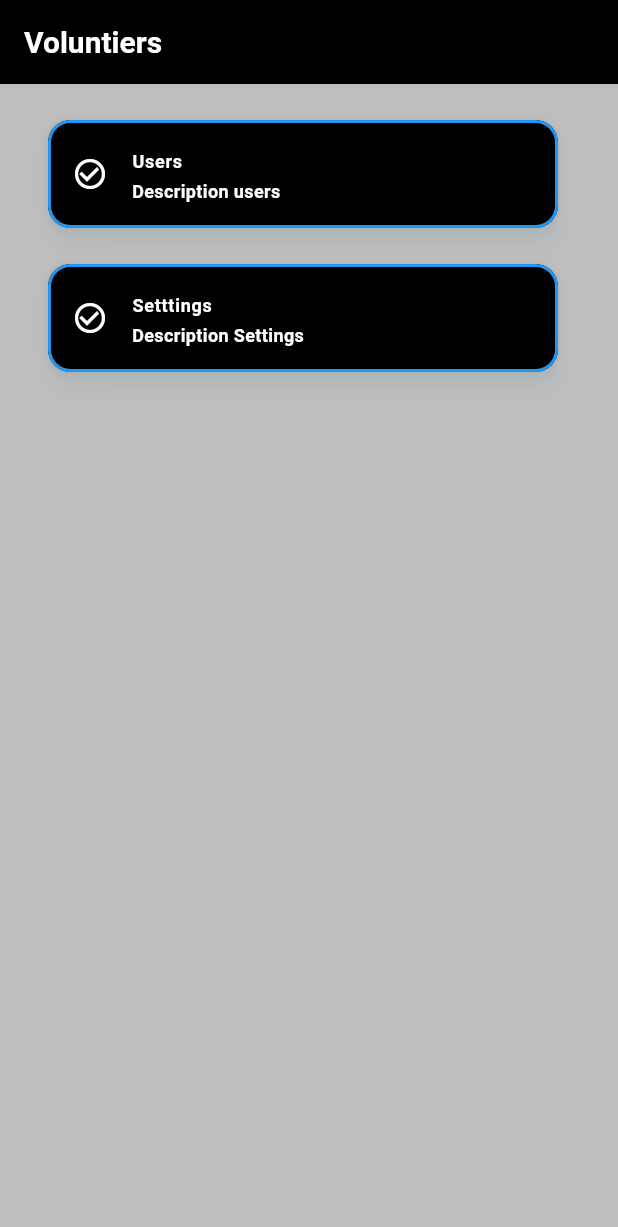
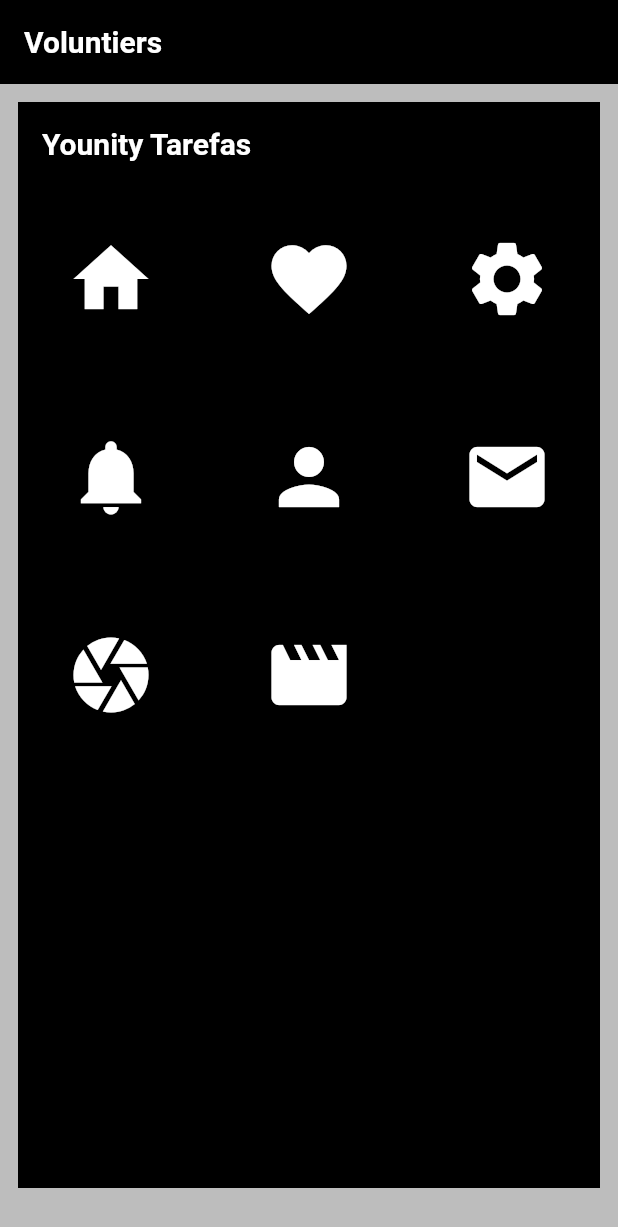
Before and after one commit to FabianoSouzaPereira/voluntiersapp, a Flutter app: the screen it shows after launch, on a phone screen of 412 x 824 dp. Shown: the top 1227 px of the screen. Run offline on Flutter 3.47's test engine with Material 3 defaults, Android fonts, the phone set to English and light mode, and no system bars; our stand-ins replace equatable, flutter_bloc, get_it, go_router, shared_preferences; generated files the repository leaves out were written again.

Commit message:
Fix errors

```diff
--- a/lib/core/router/paths.dart
+++ b/lib/core/router/paths.dart
@@ -1,5 +1,6 @@
 // ignore_for_file: constant_identifier_names
 
+const NotFound = '/notfound';
 const HomePagePath = '/home';
 const UserPagePath = '/users';
 const SettingsPagePath = '/settings';
--- a/lib/core/router/router_config.dart
+++ b/lib/core/router/router_config.dart
@@ -4,6 +4,7 @@ import 'package:voluntiersapp/core/router/paths.dart' as paths;
 import 'package:voluntiersapp/core/router/router_observer.dart';
 import 'package:voluntiersapp/core/router/routes.dart' as routes;
 import 'package:voluntiersapp/ui/home/home_page.dart';
+import 'package:voluntiersapp/ui/notFound/page_notfound.dart';
 import 'package:voluntiersapp/ui/users/users_page.dart';
 import 'package:voluntiersapp/ui/settings/settings_page.dart';
 
@@ -13,7 +14,19 @@ GoRouter router = GoRouter(
   initialLocation: paths.HomePagePath,
   navigatorKey: navigatorKey,
   observers: [GoRouterObserverGlobal()],
-  redirect: (context, goRouterState) {
+  redirect: (context, state) {
+    final requestedPath = state.fullPath;
+
+    final validRoutes = [
+      paths.HomePagePath,
+      paths.UserPagePath,
+      paths.SettingsPagePath,
+    ];
+
+    if (!validRoutes.contains(requestedPath)) {
+      return paths.NotFound;
+    }
+
     return null;
   },
   routes: [
@@ -35,5 +48,10 @@ GoRouter router = GoRouter(
       name: routes.SettingsPageRoute,
       builder: (context, state) => const SettingsPage(title: 'Settings'),
     ),
+    GoRoute(
+      path: paths.NotFound,
+      name: routes.NotFoundPageRoute,
+      builder: (context, state) => const NotFoundPage(),
+    ),
   ],
 );
--- a/lib/core/router/router_observer.dart
+++ b/lib/core/router/router_observer.dart
@@ -4,11 +4,11 @@ class GoRouterObserverGlobal extends NavigatorObserver {
   List<String> routeStack = [];
 
   void _printStack() {
-    debugPrint('--- Navigation Stack ---');
+    // debugPrint('--- Navigation Stack ---');
     for (var i = 0; i < routeStack.length; i++) {
       debugPrint(routeStack[i]);
     }
-    debugPrint('--- /Navigation Stack ---');
+    // debugPrint('--- /Navigation Stack ---');
   }
 
   @override
--- a/lib/core/router/routes.dart
+++ b/lib/core/router/routes.dart
@@ -1,5 +1,6 @@
 // ignore_for_file: constant_identifier_names
 
+const NotFoundPageRoute = 'notfound';
 const HomePageRoute = 'home';
 const UsersPageRoute = 'user';
 const SettingsPageRoute = 'settings';
--- a/lib/ui/home/home_page.dart
+++ b/lib/ui/home/home_page.dart
@@ -1,6 +1,6 @@
 import 'package:flutter/material.dart';
-import 'package:voluntiersapp/ui/widgets/reorderableListWidget.dart';
-import 'package:voluntiersapp/ui/home/widgets/BorderedCardWidget.dart';
+import 'package:voluntiersapp/ui/home/widgets/grid_icon.dart';
+import 'package:voluntiersapp/ui/home/widgets/gride_icons.dart';
 import 'package:flutter_gen/gen_l10n/app_localizations.dart';
 import 'package:voluntiersapp/core/router/paths.dart' as paths;
 
@@ -13,6 +13,17 @@ class HomePage extends StatelessWidget {
   Widget build(BuildContext context) {
     final locale = AppLocalizations.of(context)!;
     var viewPaddingTop = MediaQuery.of(context).viewPadding.top;
+    final List<CustomIcon> icons = [
+      const CustomIcon(iconData: Icons.home, route: paths.HomePagePath),
+      const CustomIcon(iconData: Icons.favorite, route: 'route'),
+      const CustomIcon(iconData: Icons.settings, route: paths.SettingsPagePath),
+      const CustomIcon(iconData: Icons.notifications, route: 'route'),
+      const CustomIcon(iconData: Icons.person, route: paths.UserPagePath),
+      const CustomIcon(iconData: Icons.email, route: 'route'),
+      const CustomIcon(iconData: Icons.camera, route: 'route'),
+      const CustomIcon(iconData: Icons.movie, route: 'route'),
+    ];
+
     return SafeArea(
       top: true,
       child: Scaffold(
@@ -44,21 +55,7 @@ class HomePage extends StatelessWidget {
                   flex: 1,
                   child: Padding(
                     padding: const EdgeInsets.all(12.0),
-                    child: ReorderableListWidget(
-                      verticalOrientation: true,
-                      items: const [
-                        BorderedCardWidgets(
-                          route: paths.UserPagePath,
-                          title: 'Users',
-                          description: "Description users",
-                        ),
-                        BorderedCardWidgets(
-                          route: paths.SettingsPagePath,
-                          title: 'Setttings',
-                          description: "Description Settings",
-                        ),
-                      ],
-                    ),
+                    child: IconsGrid(icons: icons),
                   ),
                 ),
                 const SizedBox(height: 20),
--- /dev/null
+++ b/lib/ui/home/widgets/gride_icons.dart
@@ -0,0 +1,63 @@
+import 'package:flutter/material.dart';
+import 'package:go_router/go_router.dart';
+import 'package:voluntiersapp/ui/home/widgets/grid_icon.dart';
+
+class IconsGrid extends StatelessWidget {
+  final List<CustomIcon> icons;
+  final String? title;
+  final String? description;
+
+  const IconsGrid({
+    Key? key,
+    required this.icons,
+    this.title,
+    this.description,
+  }) : super(key: key);
+
+  @override
+  Widget build(BuildContext context) {
+    return Scaffold(
+      backgroundColor: Colors.black,
+      appBar: AppBar(
+        title: const Text(
+          'Younity Tarefas',
+          style: TextStyle(
+            color: Colors.white,
+            backgroundColor: Colors.black,
+            fontSize: 20,
+            fontWeight: FontWeight.bold,
+          ),
+        ),
+        backgroundColor: Colors.black,
+      ),
+      body: GridView.builder(
+        gridDelegate: const SliverGridDelegateWithFixedCrossAxisCount(
+          crossAxisCount: 3,
+          crossAxisSpacing: 8.0,
+          mainAxisSpacing: 8.0,
+        ),
+        itemCount: icons.length,
+        itemBuilder: (context, index) {
+          return GestureDetector(
+            onTap: () {
+              GoRouter.of(context).go(icons[index].route);
+            },
+            child: Card(
+              color: Colors.black,
+              shape: RoundedRectangleBorder(
+                borderRadius: BorderRadius.circular(10.0),
+              ),
+              child: Center(
+                child: Icon(
+                  icons[index].iconData,
+                  size: 60,
+                  color: Colors.white,
+                ),
+              ),
+            ),
+          );
+        },
+      ),
+    );
+  }
+}
--- a/lib/ui/widgets/reorderableListWidget.dart
+++ b/lib/ui/widgets/reorderableListWidget.dart
@@ -1,19 +1,22 @@
+// ignore_for_file: file_names
+
 import 'package:flutter/material.dart';
 
 class ReorderableListWidget extends StatefulWidget {
   final bool verticalOrientation;
   final List<Widget> items;
 
-  ReorderableListWidget({
+  const ReorderableListWidget({
+    Key? key,
     this.verticalOrientation = true,
     required this.items,
-  });
+  }) : super(key: key);
 
   @override
-  _ReorderableListWidgetState createState() => _ReorderableListWidgetState();
+  ReorderableListWidgetState createState() => ReorderableListWidgetState();
 }
 
-class _ReorderableListWidgetState extends State<ReorderableListWidget> {
+class ReorderableListWidgetState extends State<ReorderableListWidget> {
   late bool _verticalOrientation;
   late List<Widget> _reorderedList;
 
@@ -26,7 +29,7 @@ class _ReorderableListWidgetState extends State<ReorderableListWidget> {
 
   @override
   Widget build(BuildContext context) {
-    final bool orientation = widget.verticalOrientation;
+    final bool orientation = _verticalOrientation;
     List<Widget> childrenList = [];
 
     if (orientation) {
```
Also changed, not shown: lib/ui/home/widgets/grid_icon.dart (added, +30 -0 lines), lib/ui/notFound/page_notfound.dart (added, +31 -0 lines), lib/ui/users/widgets/user_card.dart (+4 -4 lines), lib/ui/widgets/borderedcardwidget.dart (renamed from lib/ui/home/widgets/borderedcardwidget.dart).
